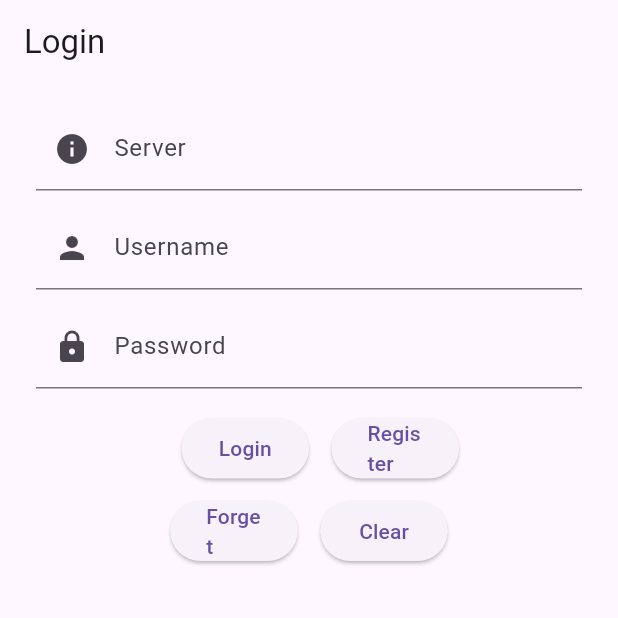
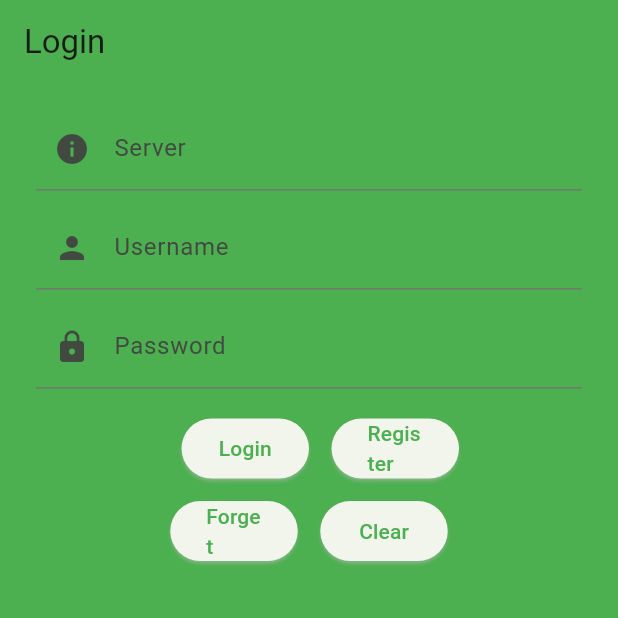
Before and after one commit to neko0xff/2023_schoolResearch_ClientApp, a Flutter app: the screen it shows after launch, on a phone screen of 412 x 824 dp, the top half of it. Run offline on Flutter 3.47's test engine with Material 3 defaults, Android fonts, the phone set to English and light mode, and no system bars; our stand-ins replace fl_chart, pdf, printing, share_plus, shared_preferences; missing offline and left inert: local_notifier, pwa_install, syncfusion_flutter_pdfviewer.

Commit message:
20231125 update1

```diff
--- a/src/viewapp_v1_1/lib/main.dart
+++ b/src/viewapp_v1_1/lib/main.dart
@@ -10,13 +10,12 @@ import 'package:viewapp_v1_1/pages/user/register.dart';
 import 'package:viewapp_v1_1/pages/user/updateUser.dart';
 
 void main() async {
-
   PWAInstall().setup(installCallback: () {
     debugPrint('APP INSTALLED!');
   });
   //PWAInstall().promptInstall_();
   runApp(viewAppMain());
-  await Future.delayed(Duration(seconds: 1));
+  await Future.delayed(const Duration(seconds: 1));
   /* localNotifier: Only Windows,Linux.macOS */
   await localNotifier.setup(
     appName: 'View App v1.1',
@@ -31,7 +30,16 @@ class viewAppMain extends StatelessWidget {
     return MaterialApp(
         debugShowCheckedModeBanner: false,
         title: "View App v1.1",
-        theme: ThemeData(primarySwatch: Colors.green),
+        theme: ThemeData(
+            useMaterial3: true,
+            colorScheme: ColorScheme.fromSeed(
+                primary: Colors.green, // 未按下
+                secondary: Colors.green, // 己按下
+                seedColor: Colors.green,
+                tertiary: Colors.green,
+                surface: Colors.green,
+                shadow: Colors.white,
+                background: Colors.white)),
         home: const LoginPage(),
         routes: {
           '/login': (context) => const LoginPage(),
```
Also changed, not shown: src/viewapp_v1_1/pubspec.lock.
